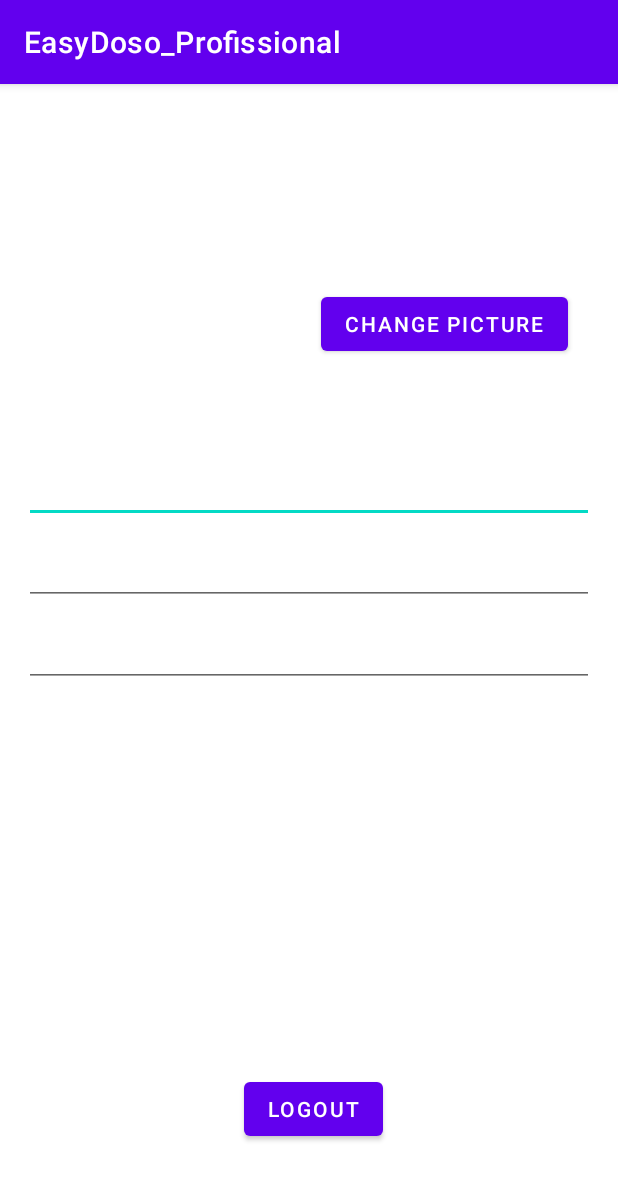
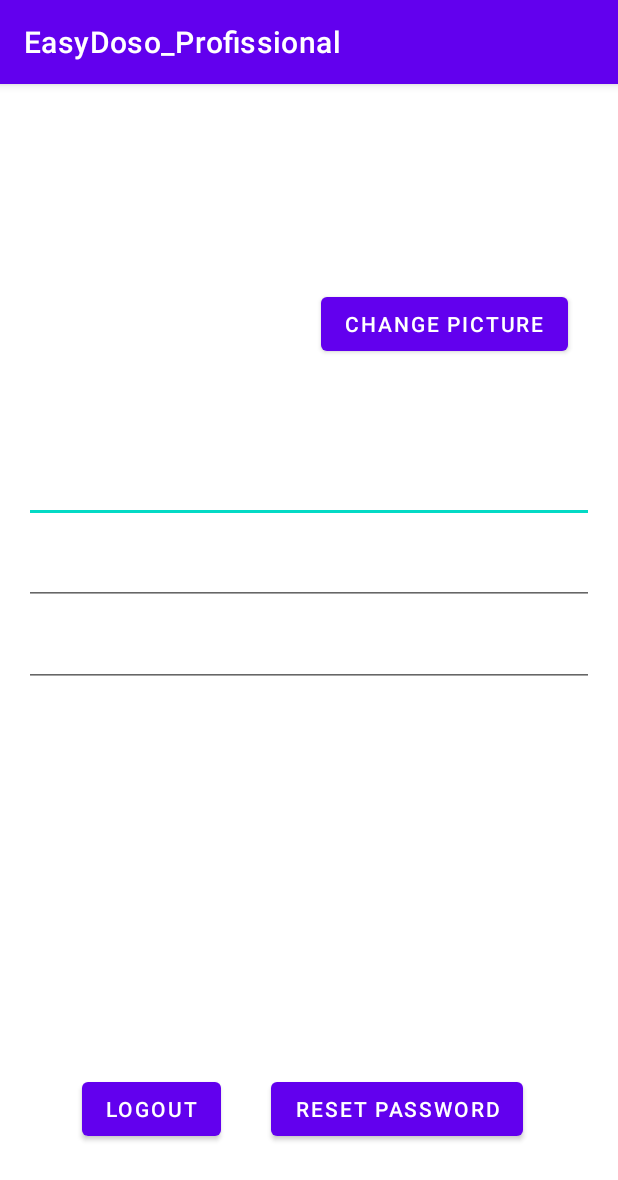
Before and after one commit to iagobarros/EasyDoso_Profissional, an Android app: the screen it shows after launch (MainActivity), on a phone screen of 412 x 824 dp. Shown: the top 1180 px of the screen. Run offline under Robolectric (Android 15) with nearby library versions, the phone set to English and light mode, and no system bars; our stand-ins replace Firebase (no records; nobody signed in at launch, a user with empty details on screens opened directly), Picasso; 4 statements that could not run were skipped.

Commit message:
adding reset password button to Profile page

```diff
--- a/app/src/main/res/layout/activity_main.xml
+++ b/app/src/main/res/layout/activity_main.xml
@@ -10,9 +10,9 @@
         android:id="@+id/logOutBtn"
         android:layout_width="wrap_content"
         android:layout_height="wrap_content"
-        android:layout_marginStart="162dp"
+        android:layout_marginStart="54dp"
         android:layout_marginTop="256dp"
-        android:layout_marginEnd="156dp"
+        android:layout_marginEnd="264dp"
         android:layout_marginBottom="60dp"
         android:onClick="logout"
         android:text="logout"
@@ -127,4 +127,17 @@
         app:layout_constraintStart_toEndOf="@+id/profileImage"
         app:layout_constraintTop_toBottomOf="@+id/verifyButton" />
 
+    <Button
+        android:id="@+id/resetPassBtn"
+        android:layout_width="wrap_content"
+        android:layout_height="48dp"
+        android:layout_marginStart="33dp"
+        android:layout_marginEnd="64dp"
+        android:text="Reset Password"
+        app:layout_constraintBottom_toBottomOf="@+id/logOutBtn"
+        app:layout_constraintEnd_toEndOf="parent"
+        app:layout_constraintStart_toEndOf="@+id/logOutBtn"
+        app:layout_constraintTop_toTopOf="@+id/logOutBtn"
+        app:layout_constraintVertical_bias="0.0" />
+
 </androidx.constraintlayout.widget.ConstraintLayout>
```
Also changed, not shown: app/src/main/java/com/easydoso_profissional/MainActivity.java (+49 -2 lines).
